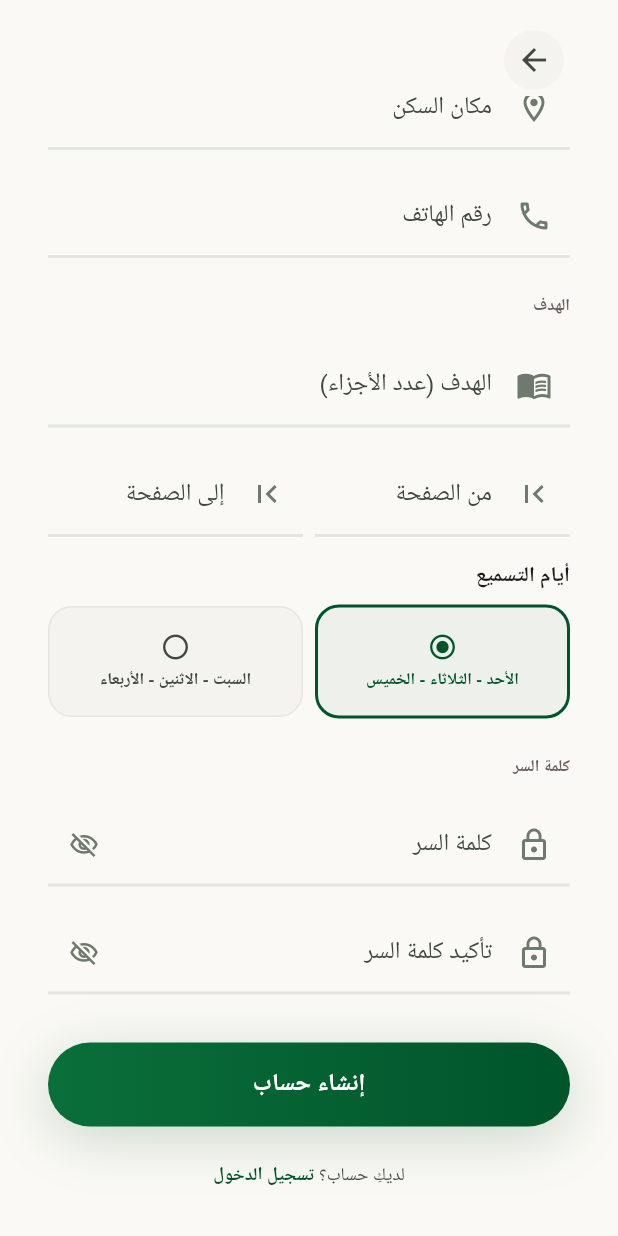
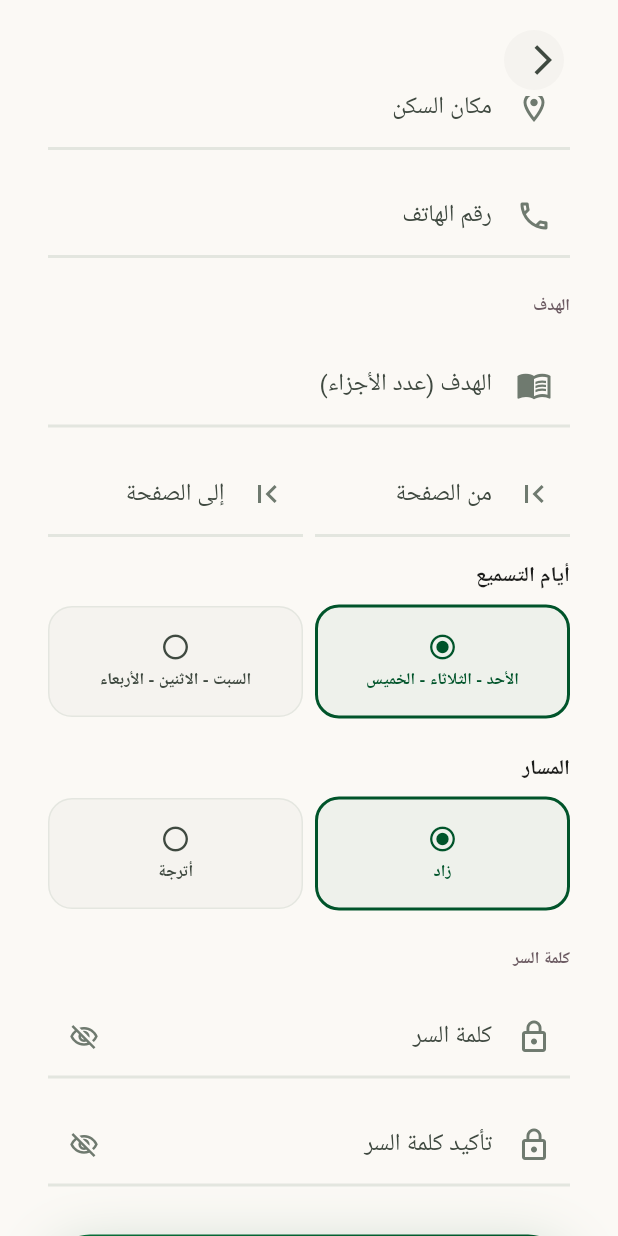
Before and after one commit to shamalali7274/projecct2, a Flutter app: the _SignUpView screen opened directly, scrolled down 559 dp, on a phone screen of 412 x 824 dp. Run offline on Flutter 3.47's test engine with Material 3 defaults, Android fonts, the phone set to English and light mode, and no system bars; our stand-ins replace dio, flutter_bloc, flutter_secure_storage, google_fonts, shared_preferences; accounts and stored records are empty; Roboto replaces fonts that are missing (Tajawal).

Commit message:
add signUp

```diff
--- /dev/null
+++ b/lib/features/auth/domain/entities/masar_option.dart
@@ -0,0 +1,13 @@
+/// خيارات المسار المتاحة عند إنشاء الحساب.
+enum MasarOption {
+  zad('زاد', 'زاد'),
+  otrujja('أترجة', 'أترجة');
+
+  const MasarOption(this.label, this.apiValue);
+
+  /// النص المعروض بالواجهة.
+  final String label;
+
+
+  final String apiValue;
+}
--- a/lib/features/auth/domain/entities/sign_up_data_entity.dart
+++ b/lib/features/auth/domain/entities/sign_up_data_entity.dart
@@ -1,3 +1,4 @@
+import 'masar_option.dart';
 import 'taseeh_days_option.dart';
 
 /// بيانات إنشاء الحساب الكاملة، منفصلة عن شكل الـ request المُرسل
@@ -15,6 +16,7 @@ class SignUpDataEntity {
     required this.pageFrom,
     required this.pageTo,
     required this.taseehDays,
+    required this.masar,
     required this.password,
   });
 
@@ -29,5 +31,6 @@ class SignUpDataEntity {
   final int pageFrom;
   final int pageTo;
   final TaseehDaysOption taseehDays;
+  final MasarOption masar;
   final String password;
 }
--- a/lib/features/auth/domain/entities/taseeh_days_option.dart
+++ b/lib/features/auth/domain/entities/taseeh_days_option.dart
@@ -1,8 +1,8 @@
-/// خيارات أيام التسميع المتاحة عند إنشاء الحساب.
 enum TaseehDaysOption {
-  sundayTuesdayThursday('الأحد - الثلاثاء - الخميس'),
-  saturdayMondayWednesday('السبت - الاثنين - الأربعاء');
+  sundayTuesdayThursday('الأحد - الثلاثاء - الخميس', 'SundayTuesdayThursday'),
+  saturdayMondayWednesday('السبت - الاثنين - الأربعاء', 'SaturdayMondayWednesday');
 
-  const TaseehDaysOption(this.label);
+  const TaseehDaysOption(this.label, this.apiValue);
   final String label;
+  final String apiValue;
 }
--- a/lib/features/auth/presentation/bloc/sign_up_bloc.dart
+++ b/lib/features/auth/presentation/bloc/sign_up_bloc.dart
@@ -51,6 +51,7 @@ class SignUpBloc extends Bloc<SignUpEvent, SignUpState> {
           pageFrom: int.parse(event.pageFrom.trim()),
           pageTo: int.parse(event.pageTo.trim()),
           taseehDays: event.taseehDays,
+          masar: event.masar,
           password: event.password,
         ),
       );
@@ -115,8 +116,8 @@ class SignUpBloc extends Bloc<SignUpEvent, SignUpState> {
       return 'عدد الصفحات المحددة ($pageCount) لا يتناسب مع عدد الأجزاء ($target)';
     }
 
-    if (event.password.length < 6) {
-      return 'كلمة السر يجب ألا تقل عن 6 خانات';
+    if (event.password.length < 8) {
+      return 'كلمة السر يجب ألا تقل عن 8 خانات';
     }
 
     if (event.password != event.confirmPassword) {
--- a/lib/features/auth/presentation/bloc/sign_up_event.dart
+++ b/lib/features/auth/presentation/bloc/sign_up_event.dart
@@ -1,3 +1,4 @@
+import '../../domain/entities/masar_option.dart';
 import '../../domain/entities/taseeh_days_option.dart';
 
 abstract class SignUpEvent {
@@ -17,6 +18,7 @@ class SignUpSubmitted extends SignUpEvent {
     required this.pageFrom,
     required this.pageTo,
     required this.taseehDays,
+    required this.masar,
     required this.password,
     required this.confirmPassword,
   });
@@ -32,6 +34,7 @@ class SignUpSubmitted extends SignUpEvent {
   final String pageFrom;
   final String pageTo;
   final TaseehDaysOption taseehDays;
+  final MasarOption masar;
   final String password;
   final String confirmPassword;
 }
--- a/lib/features/auth/presentation/pages/sign_up_page.dart
+++ b/lib/features/auth/presentation/pages/sign_up_page.dart
@@ -9,11 +9,13 @@ import '../../../../core/widgets/app_text_field.dart';
 import '../../../../core/widgets/app_text_field.dart';
 import '../../../../core/navigation/auth_gate.dart';
 import '../../domain/entities/taseeh_days_option.dart';
+import '../../domain/entities/masar_option.dart';
 import '../bloc/sign_up_bloc.dart';
 import '../bloc/sign_up_event.dart';
 import '../bloc/sign_up_state.dart';
 import '../cubit/auth_cubit.dart';
 import '../widgets/taseeh_days_selector.dart';
+import '../widgets/masar_selector.dart';
 import 'sign_in_page.dart';
 
 class SignUpPage extends StatelessWidget {
@@ -50,6 +52,7 @@ class _SignUpViewState extends State<_SignUpView> {
   final _confirmPasswordController = TextEditingController();
 
   TaseehDaysOption _taseehDays = TaseehDaysOption.sundayTuesdayThursday;
+  MasarOption _masar = MasarOption.zad;
 
   @override
   void dispose() {
@@ -82,6 +85,7 @@ class _SignUpViewState extends State<_SignUpView> {
         pageFrom: _pageFromController.text,
         pageTo: _pageToController.text,
         taseehDays: _taseehDays,
+        masar: _masar,
         password: _passwordController.text,
         confirmPassword: _confirmPasswordController.text,
       ),
@@ -127,7 +131,7 @@ class _SignUpViewState extends State<_SignUpView> {
                   child: IconButton(
                     onPressed: () => Navigator.of(context).maybePop(),
                     icon: Icon(
-                      Icons.arrow_forward,
+                      Icons.arrow_back_ios,
                       color: scheme.onSurfaceVariant,
                     ),
                     style: IconButton.styleFrom(
@@ -275,6 +279,11 @@ class _SignUpViewState extends State<_SignUpView> {
                         onChanged: (option) =>
                             setState(() => _taseehDays = option),
                       ),
+                      const SizedBox(height: AppSpacing.lg),
+                      MasarSelector(
+                        selected: _masar,
+                        onChanged: (option) => setState(() => _masar = option),
+                      ),
 
                       const SizedBox(height: AppSpacing.lg),
                       _SectionLabel('كلمة السر'),
--- /dev/null
+++ b/lib/features/auth/presentation/widgets/masar_selector.dart
@@ -0,0 +1,92 @@
+import 'package:flutter/material.dart';
+import '../../../../core/theme/app_dimensions.dart';
+import '../../domain/entities/masar_option.dart';
+
+/// اختيار المسار (بطاقتين قابلتين للاختيار: زاد / أترجة)، خاص بصفحة
+/// إنشاء الحساب.
+
+class MasarSelector extends StatelessWidget {
+  const MasarSelector({
+    super.key,
+    required this.selected,
+    required this.onChanged,
+  });
+
+  final MasarOption selected;
+  final ValueChanged<MasarOption> onChanged;
+
+  @override
+  Widget build(BuildContext context) {
+    final textTheme = Theme.of(context).textTheme;
+
+    return Column(
+      crossAxisAlignment: CrossAxisAlignment.start,
+      children: [
+        Text('المسار', style: textTheme.labelLarge),
+        const SizedBox(height: AppSpacing.sm),
+        Row(
+          children: [
+            for (int i = 0; i < MasarOption.values.length; i++) ...[
+              if (i > 0) const SizedBox(width: AppSpacing.sm),
+              Expanded(
+                child: _MasarCard(
+                  option: MasarOption.values[i],
+                  isSelected: MasarOption.values[i] == selected,
+                  onTap: () => onChanged(MasarOption.values[i]),
+                ),
+              ),
+            ],
+          ],
+        ),
+      ],
+    );
+  }
+}
+
+class _MasarCard extends StatelessWidget {
+  const _MasarCard({required this.option, required this.isSelected, required this.onTap});
+
+  final MasarOption option;
+  final bool isSelected;
+  final VoidCallback onTap;
+
+  @override
+  Widget build(BuildContext context) {
+    final scheme = Theme.of(context).colorScheme;
+    final textTheme = Theme.of(context).textTheme;
+
+    return GestureDetector(
+      onTap: onTap,
+      child: AnimatedContainer(
+        duration: const Duration(milliseconds: 200),
+        padding: const EdgeInsets.symmetric(horizontal: AppSpacing.sm, vertical: AppSpacing.md),
+        decoration: BoxDecoration(
+          color: isSelected ? scheme.primary.withOpacity(0.05) : scheme.surfaceContainerLow,
+          borderRadius: BorderRadius.circular(AppRadius.md),
+          border: Border.all(
+            color: isSelected ? scheme.primary : scheme.outlineVariant.withOpacity(0.3),
+            width: isSelected ? 2 : 1,
+          ),
+        ),
+        child: Column(
+          children: [
+            Icon(
+              isSelected ? Icons.radio_button_checked : Icons.radio_button_off,
+              color: isSelected ? scheme.primary : scheme.onSurfaceVariant,
+              size: 20,
+            ),
+            const SizedBox(height: AppSpacing.xs),
+            Text(
+              option.label,
+              textAlign: TextAlign.center,
+              style: textTheme.labelSmall?.copyWith(
+                color: isSelected ? scheme.primary : scheme.onSurfaceVariant,
+                fontWeight: FontWeight.bold,
+              ),
+            ),
+          ],
+        ),
+      ),
+    );
+  }
+}
```
Also changed, not shown: lib/features/auth/data/repositories/auth_repository_impl.dart (+38 -10 lines), pubspec.lock, 2 other files.
